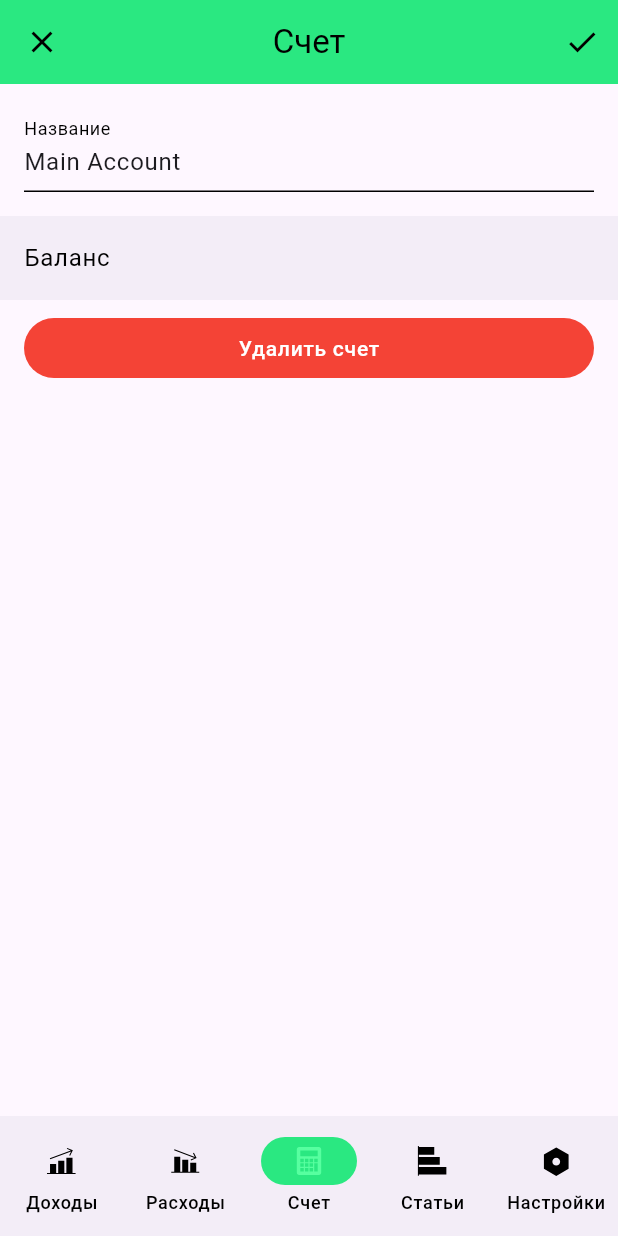
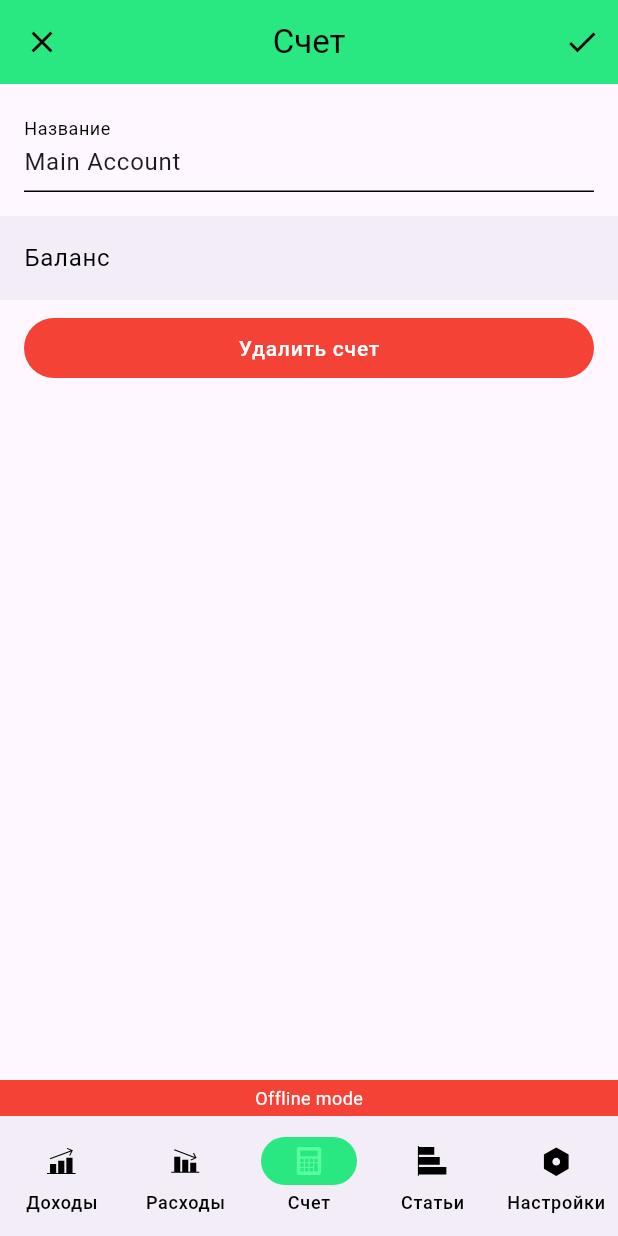
Before and after one commit to nakito-own/SHMR-Finance-Tracker, a Flutter app: the screen it shows after launch, item 3 of the bottom bar chosen, after a tap on the "edit" icon, on a phone screen of 412 x 824 dp. Run offline on Flutter 3.47's test engine with Material 3 defaults, Android fonts, the phone set to English and light mode, and no system bars; our stand-ins replace device_info_plus, dio, fl_chart, flutter_bloc, flutter_svg, freezed_annotation and 3 more; missing offline and left inert: fuzzy; accounts and stored records are empty; generated files the repository leaves out were written again.

Commit message:
Added offline-first realisation + offline mode banner modificated

```diff
--- a/lib/app.dart
+++ b/lib/app.dart
@@ -1,8 +1,8 @@
 import 'package:flutter/material.dart';
 import 'package:flutter_bloc/flutter_bloc.dart';
-import 'package:dio/dio.dart';
 import 'package:shmr_finance/core/auth_provider.dart';
 import 'package:shmr_finance/core/bloc/category/category_cubit.dart';
+import 'package:shmr_finance/core/dio_client.dart';
 import 'package:shmr_finance/core/theme/app_theme.dart';
 import 'package:shmr_finance/data/local/app_database.dart';
 import 'package:shmr_finance/data/local/local_transaction_response_repository.dart';
@@ -50,8 +50,8 @@ class _MyAppState extends State<MyApp> {
     ApiTransactionRepository? remoteRepo;
 
     if (ApiConfig.baseUrl.isNotEmpty) {
-      final dio = Dio(BaseOptions(baseUrl: ApiConfig.baseUrl));
-      remoteRepo = ApiTransactionRepository(dio, authProvider);
+      final dioClient = DioClient(authProvider);
+      remoteRepo = ApiTransactionRepository(dioClient.dio, authProvider);
     }
 
     final db = AppDatabase();
--- /dev/null
+++ b/lib/core/dio_client.dart
@@ -0,0 +1,49 @@
+import 'dart:async';
+import 'package:dio/dio.dart';
+
+import '../config/api_config.dart';
+import 'auth_provider.dart';
+
+class DioClient {
+  final Dio dio;
+  final AuthProvider _authProvider;
+  final int _maxRetries;
+
+  DioClient._(this._authProvider, {int maxRetries = 3})
+      : dio = Dio(BaseOptions(baseUrl: ApiConfig.baseUrl)),
+        _maxRetries = maxRetries {
+    dio.interceptors.add(
+      InterceptorsWrapper(
+        onRequest: (options, handler) async {
+          final token = await _authProvider.getToken();
+          options.headers['Authorization'] = 'Bearer $token';
+          return handler.next(options);
+        },
+        onError: (error, handler) async {
+          final status = error.response?.statusCode;
+          final attempt = (error.requestOptions.extra['retry'] ?? 0) + 1;
+          if (_shouldRetry(status) && attempt <= _maxRetries) {
+            final delay = Duration(seconds: 1 << (attempt - 1));
+            await Future.delayed(delay);
+            final options = error.requestOptions..extra['retry'] = attempt;
+            try {
+              final response = await dio.fetch(options);
+              return handler.resolve(response);
+            } catch (e) {
+              return handler.reject(e as DioError);
+            }
+          }
+          return handler.next(error);
+        },
+      ),
+    );
+  }
+
+  static bool _shouldRetry(int? status) {
+    const codes = {500, 502, 503, 504, 408, 429};
+    return status != null && codes.contains(status);
+  }
+
+  static DioClient? _instance;
+  factory DioClient(AuthProvider provider) => _instance ??= DioClient._(provider);
+}
--- a/lib/navigation/router_delegate.dart
+++ b/lib/navigation/router_delegate.dart
@@ -1,4 +1,5 @@
 import 'package:flutter/material.dart';
+import 'package:shmr_finance/views/app/offline_banner.dart';
 import '../views/app/navigation_bar.dart';
 import '../views/screens/settings_screen.dart';
 import '../views/screens/income_screen.dart';
@@ -54,10 +55,17 @@ class AppRouterDelegate extends RouterDelegate<AppPages>
           key: ValueKey(_currentPage),
           child: Scaffold(
             body: body,
-            bottomNavigationBar: AppNavigationBar(
-              selectedPage: _currentPage,
-              onDestinationSelected: _handlePageChange,
-            ),
+            bottomNavigationBar: SafeArea(
+                child: Column(
+                  mainAxisSize: MainAxisSize.min,
+                  children: [
+                    const OfflineBanner(),
+                    AppNavigationBar(
+                      selectedPage: _currentPage,
+                      onDestinationSelected: _handlePageChange,
+                    ),
+                  ],
+                ),)
           ),
         ),
       ],
--- a/lib/views/app/category_stats_view.dart
+++ b/lib/views/app/category_stats_view.dart
@@ -9,7 +9,6 @@ import 'package:shmr_finance/domain/models/transaction_response/transaction_resp
 import 'package:shmr_finance/l10n/app_localizations.dart';
 import 'package:shmr_finance/views/screens/transaction_form_screen.dart';
 import 'package:category_chart/category_chart.dart';
-import 'package:shmr_finance/views/app/network_status_widget.dart';
 
 class CategoryStatsView extends StatefulWidget {
   final bool isIncome;
@@ -186,11 +185,6 @@ class _CategoryStatsViewState extends State<CategoryStatsView> {
                   ),
                 ],
               ),
-              Positioned(
-                right: 16,
-                bottom: 16,
-                child: NetworkStatusWidget(online: !state.fromCache),
-              ),
             ],
           );
         } else {
--- a/lib/views/app/daily_transactions_view.dart
+++ b/lib/views/app/daily_transactions_view.dart
@@ -5,7 +5,6 @@ import 'package:shmr_finance/core/bloc/transaction/transaction_event.dart';
 import 'package:shmr_finance/core/bloc/transaction/transaction_state.dart';
 import 'package:shmr_finance/l10n/app_localizations.dart';
 import 'package:shmr_finance/views/screens/transaction_form_screen.dart';
-import 'package:shmr_finance/views/app/network_status_widget.dart';
 
 class DailyTransactionsView extends StatefulWidget {
   final bool isIncome;
@@ -151,11 +150,6 @@ class _DailyTransactionsViewState extends State<DailyTransactionsView> {
                     ),
                 ],
               ),
-              Positioned(
-                right: 16,
-                bottom: 16,
-                child: NetworkStatusWidget(online: !state.fromCache),
-              ),
             ],
           );
         } else {
--- a/lib/views/app/network_status_widget.dart
+++ /dev/null
@@ -1,29 +0,0 @@
-import 'package:flutter/material.dart';
-import 'package:shmr_finance/l10n/app_localizations.dart';
-
-class NetworkStatusWidget extends StatelessWidget {
-  final bool online;
-  const NetworkStatusWidget({super.key, required this.online});
-
-  @override
-  Widget build(BuildContext context) {
-    final text = online
-        ? AppLocalizations.of(context)!.onlineMode
-        : AppLocalizations.of(context)!.offlineMode;
-    final color = online ? Colors.green : Colors.red;
-    return Container(
-      padding: const EdgeInsets.symmetric(horizontal: 8, vertical: 4),
-      decoration: BoxDecoration(
-        color: color,
-        borderRadius: BorderRadius.circular(8),
-      ),
-      child: Text(
-        text,
-        style: Theme.of(context)
-            .textTheme
-            .bodySmall
-            ?.copyWith(color: Colors.white),
-      ),
-    );
-  }
-}
--- /dev/null
+++ b/lib/views/app/offline_banner.dart
@@ -0,0 +1,51 @@
+import 'dart:async';
+import 'package:flutter/material.dart';
+import '../../core/network_utils.dart';
+
+class OfflineBanner extends StatefulWidget {
+  const OfflineBanner({super.key});
+
+  @override
+  State<OfflineBanner> createState() => _OfflineBannerState();
+}
+
+class _OfflineBannerState extends State<OfflineBanner> {
+  bool _offline = false;
+  Timer? _timer;
+
+  @override
+  void initState() {
+    super.initState();
+    _check();
+    _timer = Timer.periodic(const Duration(seconds: 5), (_) => _check());
+  }
+
+  @override
+  void dispose() {
+    _timer?.cancel();
+    super.dispose();
+  }
+
+  Future<void> _check() async {
+    final online = await hasNetwork();
+    if (mounted) {
+      setState(() {
+        _offline = !online;
+      });
+    }
+  }
+
+  @override
+  Widget build(BuildContext context) {
+    if (!_offline) return const SizedBox.shrink();
+    return Container(
+      height: 24,
+      color: Colors.red,
+      alignment: Alignment.center,
+      child: const Text(
+        'Offline mode',
+        style: TextStyle(color: Colors.white, fontSize: 12),
+      ),
+    );
+  }
+}
```
Also changed, not shown: lib/data/local/pending_ops_storage.dart (added, +52 -0 lines), lib/data/repositories/api/api_transaction_repository.dart (+52 -1 lines), lib/data/repositories/api/synced_transaction_repository.dart (added, +86 -0 lines).
